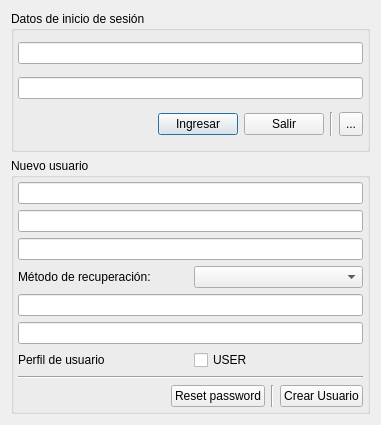
First picture: the form in logindialog.ui, repository lincolningaroca/xxxApp, before the edit.
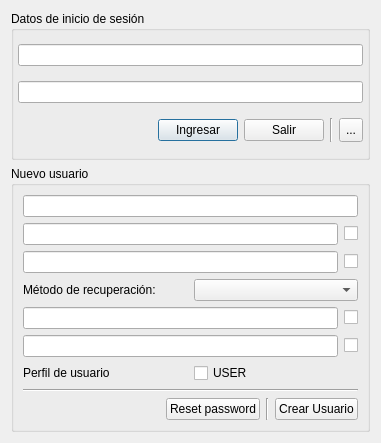
Second picture: the form after the edit. Icons and pictures are not drawn.

```diff
--- a/logindialog.ui
+++ b/logindialog.ui
@@ -7,7 +7,7 @@
     <x>0</x>
     <y>0</y>
     <width>381</width>
-    <height>425</height>
+    <height>443</height>
    </rect>
   </property>
   <property name="windowTitle">
@@ -119,26 +119,50 @@
          <string>Nuevo usuario</string>
         </property>
         <layout class="QVBoxLayout" name="verticalLayout_2">
-         <property name="leftMargin">
-          <number>4</number>
-         </property>
-         <property name="topMargin">
-          <number>4</number>
-         </property>
-         <property name="rightMargin">
-          <number>4</number>
-         </property>
-         <property name="bottomMargin">
-          <number>4</number>
-         </property>
          <item>
           <widget class="QLineEdit" name="txtNewUser"/>
          </item>
          <item>
-          <widget class="QLineEdit" name="txtNewPassword"/>
+          <layout class="QHBoxLayout" name="horizontalLayout_8">
+           <item>
+            <widget class="QLineEdit" name="txtNewPassword"/>
+           </item>
+           <item>
+            <widget class="QCheckBox" name="checkBox_2">
+             <property name="toolTip">
+              <string>Mostrar los caracteres</string>
+             </property>
+             <property name="text">
+              <string/>
+             </property>
+             <property name="icon">
+              <iconset resource="rsc.qrc">
+               <normaloff>:/img/close.png</normaloff>:/img/close.png</iconset>
+             </property>
+            </widget>
+           </item>
+          </layout>
          </item>
          <item>
-          <widget class="QLineEdit" name="txtRePassword"/>
+          <layout class="QHBoxLayout" name="horizontalLayout_7">
+           <item>
+            <widget class="QLineEdit" name="txtRePassword"/>
+           </item>
+           <item>
+            <widget class="QCheckBox" name="checkBox_3">
+             <property name="toolTip">
+              <string>Mostrar los caracteres</string>
+             </property>
+             <property name="text">
+              <string/>
+             </property>
+             <property name="icon">
+              <iconset resource="rsc.qrc">
+               <normaloff>:/img/close.png</normaloff>:/img/close.png</iconset>
+             </property>
+            </widget>
+           </item>
+          </layout>
          </item>
          <item>
           <layout class="QHBoxLayout" name="horizontalLayout_3">
@@ -155,10 +179,46 @@
           </layout>
          </item>
          <item>
-          <widget class="QLineEdit" name="txtfirstValue"/>
+          <layout class="QHBoxLayout" name="horizontalLayout_6">
+           <item>
+            <widget class="QLineEdit" name="txtfirstValue"/>
+           </item>
+           <item>
+            <widget class="QCheckBox" name="checkBox_4">
+             <property name="toolTip">
+              <string>Mostrar los caracteres</string>
+             </property>
+             <property name="text">
+              <string/>
+             </property>
+             <property name="icon">
+              <iconset resource="rsc.qrc">
+               <normaloff>:/img/close.png</normaloff>:/img/close.png</iconset>
+             </property>
+            </widget>
+           </item>
+          </layout>
          </item>
          <item>
-          <widget class="QLineEdit" name="txtConfirmValue"/>
+          <layout class="QHBoxLayout" name="horizontalLayout_5">
+           <item>
+            <widget class="QLineEdit" name="txtConfirmValue"/>
+           </item>
+           <item>
+            <widget class="QCheckBox" name="checkBox_5">
+             <property name="toolTip">
+              <string>Mostrar los caracteres</string>
+             </property>
+             <property name="text">
+              <string/>
+             </property>
+             <property name="icon">
+              <iconset resource="rsc.qrc">
+               <normaloff>:/img/close.png</normaloff>:/img/close.png</iconset>
+             </property>
+            </widget>
+           </item>
+          </layout>
          </item>
          <item>
           <layout class="QHBoxLayout" name="horizontalLayout_4">
```
Left out of the diff: 4 changed lines with no effect on the pictures.
